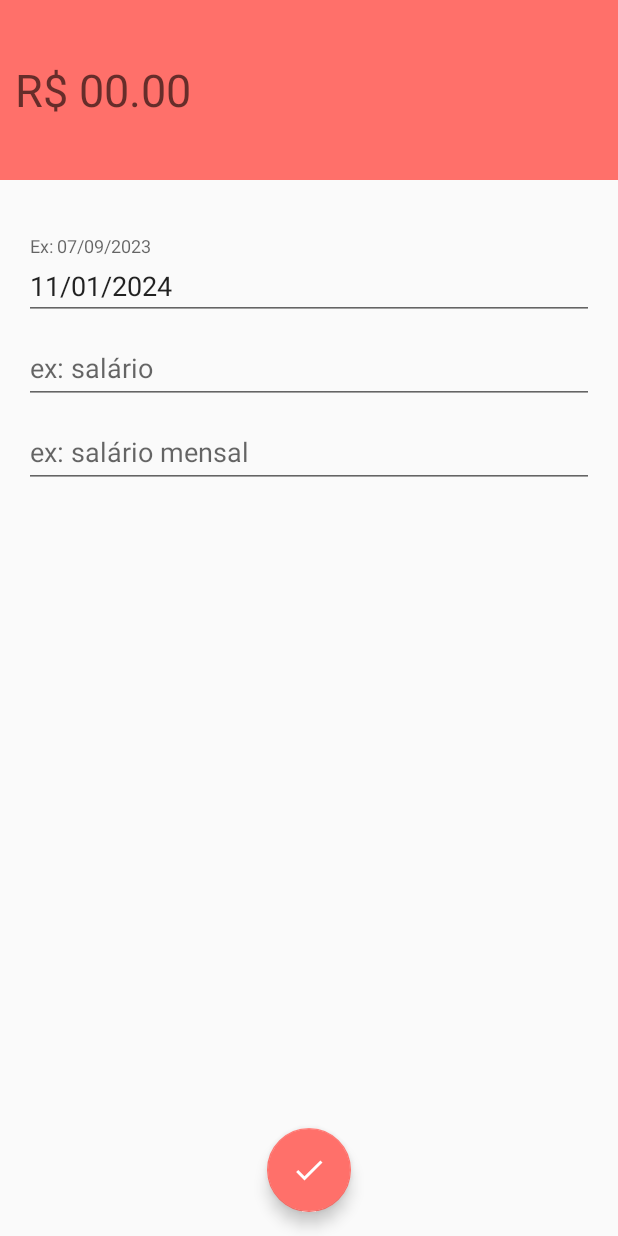
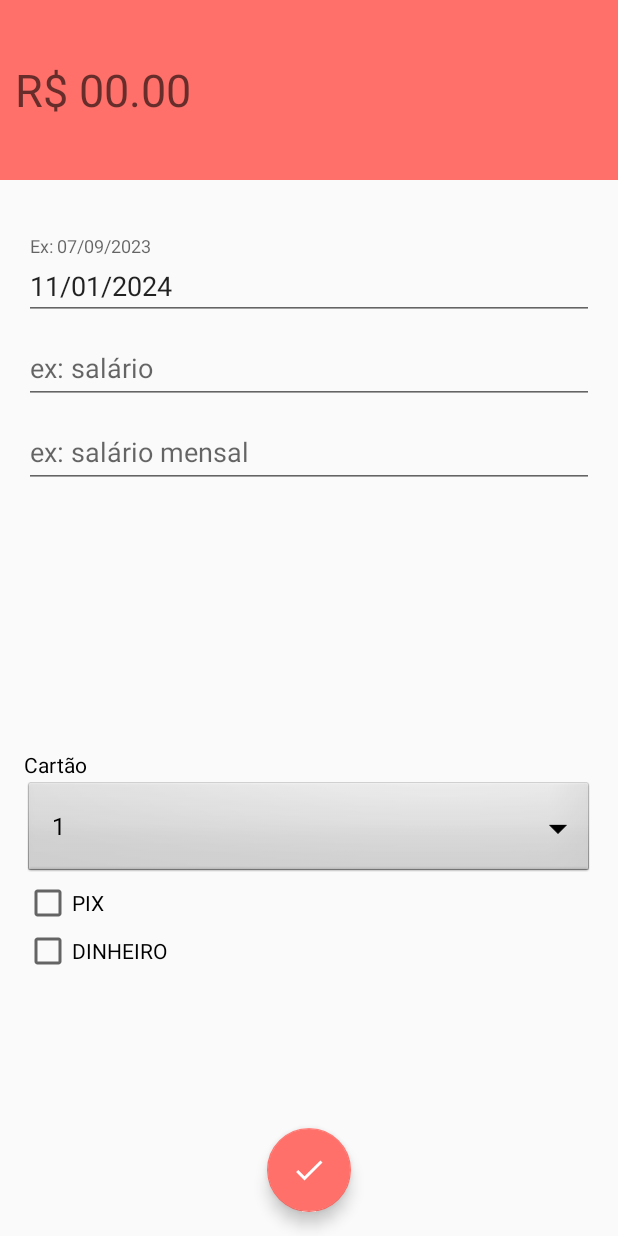
Before and after one commit to cicerogusta/Organizze, an Android app: the DespesasActivity screen opened directly, with no data from a screen before it, on a phone screen of 412 x 824 dp. Run offline under Robolectric (Android 15) with nearby library versions, the phone set to English and light mode, and no system bars; our stand-ins replace Dagger/Hilt's generated code, Firebase (no records; nobody signed in at launch, a user with empty details on screens opened directly), data binding; 1 statement that could not run was skipped.

```diff
--- /dev/null
+++ b/app/src/main/java/com/cicerodev/yourmoney/data/model/CartaoCredito.kt
@@ -0,0 +1,3 @@
+package com.cicerodev.yourmoney.data.model
+
+data class CartaoCredito(val nomeCartao: String? = "", val dataVencimento: String? = "", val limiteCartao: String? = "" , var key: String = "")
--- a/app/src/main/java/com/cicerodev/yourmoney/data/model/User.kt
+++ b/app/src/main/java/com/cicerodev/yourmoney/data/model/User.kt
@@ -4,6 +4,7 @@ data class User(
     var nome: String = "",
     var email: String = "",
     var senha: String = "",
+    val cartoesCredito: MutableList<CartaoCredito> = mutableListOf(),
     var receitaTotal: Double = 0.00,
     var despesaTotal: Double = 0.00
 
--- a/app/src/main/java/com/cicerodev/yourmoney/data/repository/FirebaseRepository.kt
+++ b/app/src/main/java/com/cicerodev/yourmoney/data/repository/FirebaseRepository.kt
@@ -1,6 +1,7 @@
 package com.cicerodev.yourmoney.data.repository
 
 import androidx.lifecycle.MutableLiveData
+import com.cicerodev.yourmoney.data.model.CartaoCredito
 import com.cicerodev.yourmoney.data.model.Movimentacao
 import com.cicerodev.yourmoney.data.model.User
 import com.cicerodev.yourmoney.util.UiState
@@ -13,10 +14,12 @@ interface FirebaseRepository {
     fun isCurrentUser(): Boolean
     fun saveMovement(movimentacao: Movimentacao, result: (UiState<String>) -> Unit)
 
+    fun updateCards(cartaoCredito: CartaoCredito)
     fun getUser(mtbUser: MutableLiveData<User>)
     fun updateExpense(despesaAtualizada: Double)
     fun updateRecipe(receitaAtualizada: Double)
     fun logout()
+    fun getCards(): MutableLiveData<MutableList<CartaoCredito>>
     fun removeValueEventListenerUsuario(mtbEventListenerUsuario: MutableLiveData<ValueEventListener>)
     fun removeValueEventListenerMovements(mtbEventListenerMovements: MutableLiveData<ValueEventListener>, mesAnoSelecionado: String)
     fun getEventListenerUsuario(eventListener: ValueEventListener)
--- a/app/src/main/java/com/cicerodev/yourmoney/ui/CadastroActivity.kt
+++ b/app/src/main/java/com/cicerodev/yourmoney/ui/CadastroActivity.kt
@@ -2,9 +2,9 @@ package com.cicerodev.yourmoney.ui
 
 import android.content.Intent
 import android.os.Bundle
-import android.widget.Toast
 import androidx.activity.viewModels
 import com.cicerodev.yourmoney.base.BaseActivity
+import com.cicerodev.yourmoney.data.model.CartaoCredito
 import com.cicerodev.yourmoney.data.model.User
 import com.cicerodev.yourmoney.databinding.ActivityCadastroBinding
 import com.cicerodev.yourmoney.util.UiState
@@ -52,7 +52,8 @@ class CadastroActivity : BaseActivity<CadastroActivityViewModel, ActivityCadastr
             val usuario = User(
                 nome = binding.editNomeRegistro.text.toString(),
                 email = binding.editEmailRegistro.text.toString(),
-                senha = binding.editSenhaRegistro.text.toString()
+                senha = binding.editSenhaRegistro.text.toString(),
+                cartoesCredito = mutableListOf(CartaoCredito("ttt", "18/01", "5000"), CartaoCredito("asassa","12/26", "8000"))
             )
             viewModel.cadastrarUsuario(usuario)
             resultadoRegistro()
--- a/app/src/main/java/com/cicerodev/yourmoney/ui/DespesasActivity.kt
+++ b/app/src/main/java/com/cicerodev/yourmoney/ui/DespesasActivity.kt
@@ -1,6 +1,9 @@
 package com.cicerodev.yourmoney.ui
 
+import android.R
 import android.os.Bundle
+import android.widget.ArrayAdapter
+import android.widget.Spinner
 import androidx.activity.viewModels
 import com.cicerodev.yourmoney.base.BaseActivity
 import com.cicerodev.yourmoney.data.model.Movimentacao
@@ -11,6 +14,7 @@ import com.cicerodev.yourmoney.util.dataAtual
 import com.cicerodev.yourmoney.util.extractNumbersFromString
 import com.cicerodev.yourmoney.util.toast
 import dagger.hilt.android.AndroidEntryPoint
+
 
 @AndroidEntryPoint
 class DespesasActivity : BaseActivity<DespesasActivityViewModel, ActivityDespesasBinding>() {
@@ -24,6 +28,16 @@ class DespesasActivity : BaseActivity<DespesasActivityViewModel, ActivityDespesa
         binding.editDataDespesas.setText(dataAtual())
         recuperarDespesaTotal()
         setupClickListener()
+        configurarCartoes()
+    }
+
+    private fun configurarCartoes() {
+
+
+        val items = arrayOf("1", "2", "three")
+
+        val adapter = ArrayAdapter(this, R.layout.simple_spinner_dropdown_item, items)
+        binding.spinner1.adapter = adapter
     }
 
     override fun getViewBinding(): ActivityDespesasBinding =
@@ -94,6 +108,8 @@ class DespesasActivity : BaseActivity<DespesasActivityViewModel, ActivityDespesa
                 is UiState.Success -> {
                     toast(state.data)
                 }
+
+                else -> {}
             }
         }
     }
--- a/app/src/main/java/com/cicerodev/yourmoney/ui/PrincipalActivity.kt
+++ b/app/src/main/java/com/cicerodev/yourmoney/ui/PrincipalActivity.kt
@@ -22,7 +22,6 @@ import com.cicerodev.yourmoney.util.toast
 import com.google.android.gms.ads.AdRequest
 import com.google.android.gms.ads.MobileAds
 import dagger.hilt.android.AndroidEntryPoint
-import de.timonknispel.ktloadingbutton.KTLoadingButton
 import java.text.DecimalFormat
 
 
@@ -48,6 +47,9 @@ class PrincipalActivity : BaseActivity<PrincipalActivityViewModel, ActivityPrinc
         recuperarResumoUsuario()
         recuperarListaMovimentacoes()
         inicializarAnuncio()
+        binding.buttonCartoes.setOnClickListener {
+            startActivity(Intent(this, SeusCartoesActivity::class.java))
+        }
 
     }
 
--- a/app/src/main/java/com/cicerodev/yourmoney/util/Utils.kt
+++ b/app/src/main/java/com/cicerodev/yourmoney/util/Utils.kt
@@ -22,7 +22,7 @@ fun dataAtual(): String? {
     return simpleDateFormat.format(data)
 }
 
-fun mesAnoDataEscolhida(data: String): String {
+fun formataData(data: String): String {
     val retornoData = data.split("/")
     val dia = retornoData[0]
     val mes = retornoData[1]
--- a/app/src/main/res/layout/activity_despesas.xml
+++ b/app/src/main/res/layout/activity_despesas.xml
@@ -1,8 +1,9 @@
 <?xml version="1.0" encoding="utf-8"?>
-<layout>
-    <androidx.constraintlayout.widget.ConstraintLayout xmlns:android="http://schemas.android.com/apk/res/android"
-        xmlns:app="http://schemas.android.com/apk/res-auto"
-        xmlns:tools="http://schemas.android.com/tools"
+<layout xmlns:tools="http://schemas.android.com/tools"
+    xmlns:android="http://schemas.android.com/apk/res/android"
+    xmlns:app="http://schemas.android.com/apk/res-auto">
+
+    <androidx.constraintlayout.widget.ConstraintLayout
         android:layout_width="match_parent"
         android:layout_height="match_parent"
         tools:context=".ui.DespesasActivity">
@@ -103,5 +104,60 @@
             app:layout_constraintStart_toStartOf="parent"
             app:srcCompat="@drawable/ic_confirmar_24" />
 
+        <CheckBox
+            android:id="@+id/checkbox_pix"
+            android:layout_width="0dp"
+            android:layout_height="wrap_content"
+            android:layout_marginStart="16dp"
+            android:layout_marginEnd="16dp"
+            android:onClick="onCheckboxClicked"
+            android:text="PIX"
+            app:layout_constraintBottom_toTopOf="@+id/checkbox_dinheiro"
+            app:layout_constraintEnd_toEndOf="parent"
+            app:layout_constraintStart_toStartOf="parent"
+            app:layout_constraintTop_toBottomOf="@+id/spinner1"
+            app:layout_constraintVertical_chainStyle="packed" />
+
+        <CheckBox
+            android:id="@+id/checkbox_dinheiro"
+            android:layout_width="0dp"
+            android:layout_height="wrap_content"
+            android:layout_marginStart="16dp"
+            android:layout_marginEnd="16dp"
+            android:onClick="onCheckboxClicked"
+            android:text="DINHEIRO"
+            app:layout_constraintBottom_toBottomOf="parent"
+            app:layout_constraintEnd_toEndOf="parent"
+            app:layout_constraintStart_toStartOf="parent"
+            app:layout_constraintTop_toBottomOf="@+id/checkbox_pix"
+            app:layout_constraintVertical_chainStyle="packed" />
+
+        <TextView
+            android:id="@+id/textView7"
+            android:layout_width="0dp"
+            android:layout_height="19dp"
+            android:layout_marginStart="16dp"
+            android:layout_marginEnd="16dp"
+            android:text="Cartão"
+            android:textColor="@android:color/black"
+            app:layout_constraintBottom_toTopOf="@+id/spinner1"
+            app:layout_constraintEnd_toEndOf="parent"
+            app:layout_constraintStart_toStartOf="parent"
+            app:layout_constraintTop_toBottomOf="@+id/textInputLayout9"
+            app:layout_constraintVertical_chainStyle="packed" />
+
+        <Spinner
+            android:id="@+id/spinner1"
+            android:layout_width="match_parent"
+            android:layout_height="wrap_content"
+            android:layout_marginStart="16dp"
+            android:layout_marginEnd="16dp"
+            android:background="@android:drawable/btn_dropdown"
+            android:spinnerMode="dropdown"
+            app:layout_constraintBottom_toTopOf="@+id/checkbox_pix"
+            app:layout_constraintEnd_toEndOf="parent"
+            app:layout_constraintStart_toStartOf="parent"
+            app:layout_constraintTop_toBottomOf="@+id/textView7" />
+
     </androidx.constraintlayout.widget.ConstraintLayout>
 </layout>
```
Also changed, not shown: app/src/main/AndroidManifest.xml (+16 -7 lines), app/src/main/java/com/cicerodev/yourmoney/adapter/CartoesAdapter.kt (added, +47 -0 lines), app/src/main/java/com/cicerodev/yourmoney/data/repository/FirebaseRepositoryImp.kt (+42 -2 lines), app/src/main/java/com/cicerodev/yourmoney/ui/CadastraCartaoActivity.kt (added, +39 -0 lines), app/src/main/java/com/cicerodev/yourmoney/ui/CadastraCartaoActivityViewModel.kt (added, +29 -0 lines), app/src/main/java/com/cicerodev/yourmoney/ui/SeusCartoesActivity.kt (added, +62 -0 lines), app/src/main/java/com/cicerodev/yourmoney/ui/SeusCartoesActivityViewModel.kt (added, +30 -0 lines), app/src/main/res/layout/activity_cadastra_cartao.xml (added, +71 -0 lines), app/src/main/res/layout/activity_principal.xml (+18 -12 lines), app/src/main/res/layout/activity_receitas.xml (+28 -4 lines), app/src/main/res/layout/activity_seus_cartoes.xml (added, +57 -0 lines), app/src/main/res/layout/cdc_layout.xml (+20 -30 lines).
